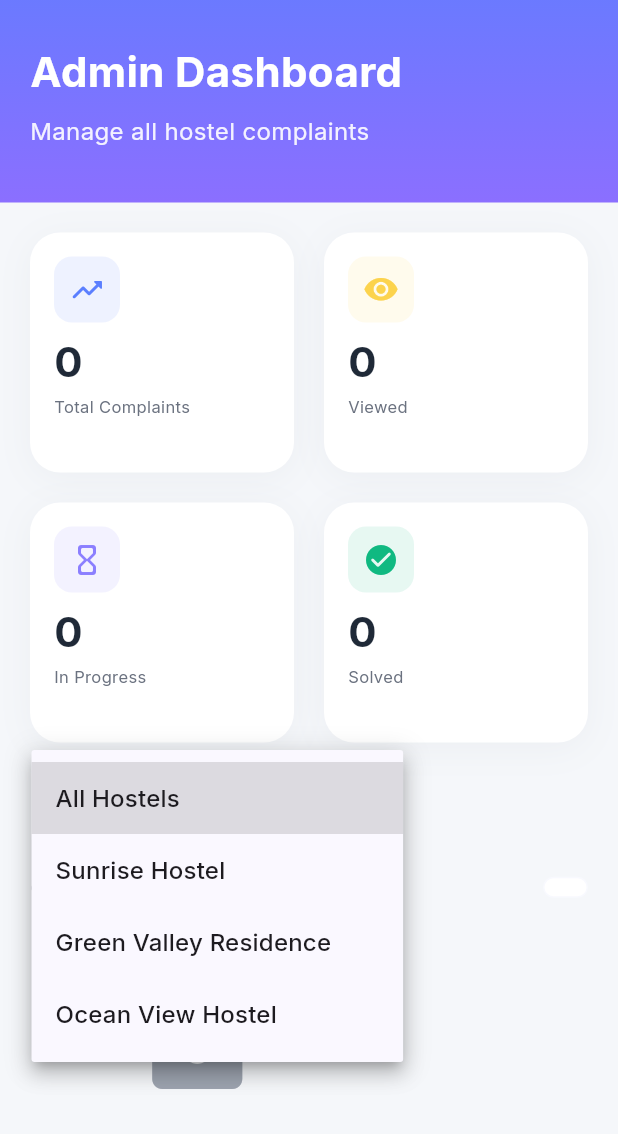
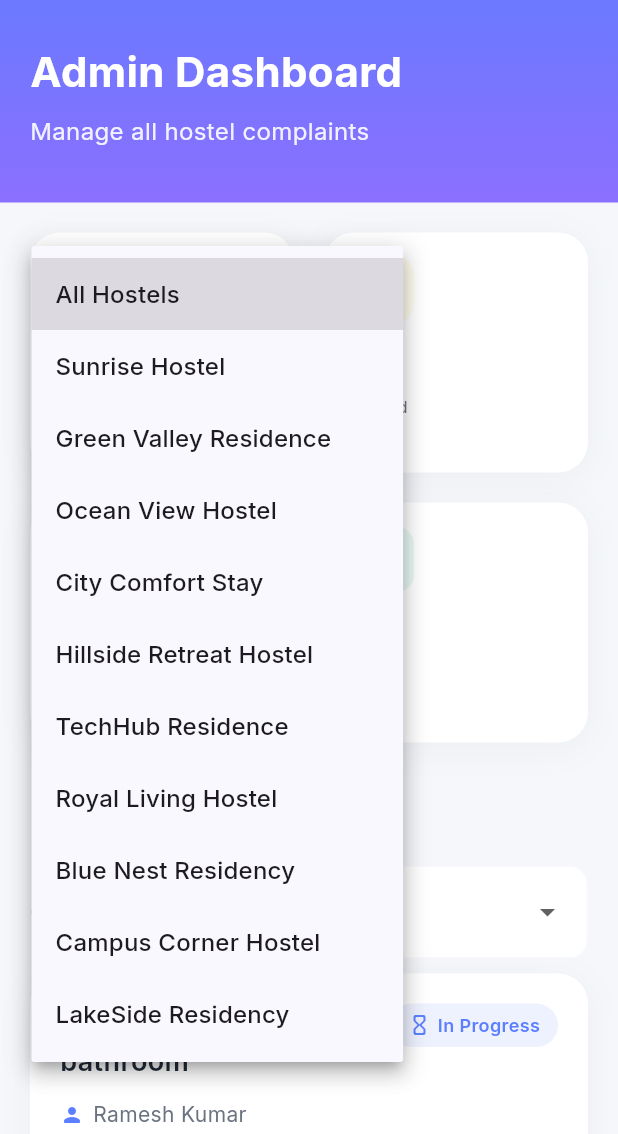
Before and after one commit to rushyendra28/HostelCare, a Flutter app: the AdminDashboardScreen screen opened directly, after a tap on "All Hostels", on a phone screen of 412 x 824 dp, the part 102-1236 px from its top. Run offline on Flutter 3.47's test engine with Material 3 defaults, Android fonts, the light colour scheme and no system bars; our stand-ins replace google_fonts, image_picker, shared_preferences, smooth_page_indicator; accounts and stored records are empty.

Commit message:
dummy data added

```diff
--- a/lib/data/hostel_data.dart
+++ b/lib/data/hostel_data.dart
@@ -32,4 +32,82 @@ List<Hostel> globalHostels = [
     amenities: ['Free WiFi', 'Meals', '24/7 Security'],
     isJoined: false,
   ),
+  Hostel(
+    id: '4',
+    name: 'City Comfort Stay',
+    location: 'Delhi',
+    rating: 4.6,
+    reviews: 310,
+    about: 'Comfortable rooms with premium security and modern facilities.',
+    amenities: [
+      'Free WiFi',
+      'Meals',
+      '24/7 Security',
+      'Laundry',
+      'Common Area',
+    ],
+    isJoined: false,
+  ),
+  Hostel(
+    id: '5',
+    name: 'Hillside Retreat Hostel',
+    location: 'Manali',
+    rating: 4.7,
+    reviews: 275,
+    about:
+        'Calm hillside stay offering peaceful ambience and scenic nature views.',
+    amenities: ['Free WiFi', '24/7 Security', 'Bonfire Area', 'Meals'],
+    isJoined: false,
+  ),
+  Hostel(
+    id: '6',
+    name: 'TechHub Residence',
+    location: 'Hyderabad',
+    rating: 4.4,
+    reviews: 198,
+    about:
+        'Affordable living space specially designed for students and IT professionals.',
+    amenities: ['Free WiFi', 'Meals', 'Laundry', 'Study Room'],
+    isJoined: false,
+  ),
+  Hostel(
+    id: '7',
+    name: 'Royal Living Hostel',
+    location: 'Pune',
+    rating: 4.5,
+    reviews: 322,
+    about: 'Premium stay with high-quality rooms and great food services.',
+    amenities: ['Free WiFi', 'Meals', '24/7 Security', 'Gym', 'Common Area'],
+    isJoined: false,
+  ),
+  Hostel(
+    id: '8',
+    name: 'Blue Nest Residency',
+    location: 'Chennai',
+    rating: 4.2,
+    reviews: 165,
+    about: 'Simple and clean living space offering all essential amenities.',
+    amenities: ['Free WiFi', 'Meals', '24/7 Security'],
+    isJoined: false,
+  ),
+  Hostel(
+    id: '9',
+    name: 'Campus Corner Hostel',
+    location: 'Kolkata',
+    rating: 4.4,
+    reviews: 288,
+    about: 'Popular student-focused hostel with strong community environment.',
+    amenities: ['Free WiFi', 'Meals', 'Common Area', '24/7 Security'],
+    isJoined: false,
+  ),
+  Hostel(
+    id: '10',
+    name: 'LakeSide Residency',
+    location: 'Udaipur',
+    rating: 4.6,
+    reviews: 201,
+    about: 'Beautiful hostel with lake views and comfortable accommodation.',
+    amenities: ['Free WiFi', 'Meals', '24/7 Security', 'Garden Area'],
+    isJoined: false,
+  ),
 ];
--- a/lib/screens/admin/admin_dashboard_screen.dart
+++ b/lib/screens/admin/admin_dashboard_screen.dart
@@ -6,7 +6,7 @@ import '../../models/hostel.dart';
 import '../../data/hostel_data.dart';
 import '../../widgets/complaint_card.dart';
 import 'admin_complaint_details_screen.dart';
-import '../hostel/add_hostel_screen.dart';
+import 'add_hostel_screen.dart';
 import '../../data/complaint_data.dart';
 import '../../extensions/complaint_sort_extension.dart';
 
@@ -20,34 +20,122 @@ class AdminDashboardScreen extends StatefulWidget {
 class _AdminDashboardScreenState extends State<AdminDashboardScreen> {
   String _selectedHostelId = "ALL";
 
-  // sample complaints + global
-  // final List<Complaint> _sampleComplaints = [
-  //   Complaint(
-  //     id: '1',
-  //     title: 'Water leakage in bathroom',
-  //     description: 'Bathroom ceiling leaks constantly.',
-  //     guestName: 'Ramesh Kumar',
-  //     roomNumber: '204',
-  //     submittedDate: DateTime(2025, 11, 12, 8, 30),
-  //     status: ComplaintStatus.inProgress,
-  //     photoUrl: null,
-  //     hostelId: "SAMPLE_H1",
-  //   ),
-  //   Complaint(
-  //     id: '2',
-  //     title: 'AC not working',
-  //     description: 'The AC is not cooling properly.',
-  //     guestName: 'Priya Sharma',
-  //     roomNumber: '301',
-  //     submittedDate: DateTime(2025, 11, 10, 19, 45),
-  //     status: ComplaintStatus.viewed,
-  //     photoUrl: null,
-  //     hostelId: "SAMPLE_H2",
-  //   ),
-  // ];
+  //sample complaints + global
+  final List<Complaint> _sampleComplaints = [
+    Complaint(
+      id: '1',
+      title: 'Water leakage in bathroom',
+      description: 'Bathroom ceiling leaks constantly.',
+      guestName: 'Ramesh Kumar',
+      roomNumber: '204',
+      submittedDate: DateTime(2025, 11, 12, 8, 30),
+      status: ComplaintStatus.inProgress,
+      photoUrl: null,
+      hostelId: "SAMPLE_H1",
+    ),
+    Complaint(
+      id: '2',
+      title: 'AC not working',
+      description: 'The AC is not cooling properly.',
+      guestName: 'Priya Sharma',
+      roomNumber: '301',
+      submittedDate: DateTime(2025, 11, 10, 19, 45),
+      status: ComplaintStatus.viewed,
+      photoUrl: null,
+      hostelId: "SAMPLE_H2",
+    ),
+    Complaint(
+      id: '3',
+      title: 'WiFi connectivity issue',
+      description: 'Internet disconnects frequently.',
+      guestName: 'Amit Verma',
+      roomNumber: '112',
+      submittedDate: DateTime(2025, 11, 9, 14, 10),
+      status: ComplaintStatus.solved,
+      photoUrl: null,
+      hostelId: "SAMPLE_H1",
+    ),
+    Complaint(
+      id: '4',
+      title: 'Broken bed frame',
+      description: 'The bed frame is loose and making noise.',
+      guestName: 'Sneha Reddy',
+      roomNumber: '405',
+      submittedDate: DateTime(2025, 11, 8, 18, 20),
+      status: ComplaintStatus.inProgress,
+      photoUrl: null,
+      hostelId: "SAMPLE_H3",
+    ),
+    Complaint(
+      id: '5',
+      title: 'Food quality issue',
+      description: 'Dinner quality has been poor for 3 days.',
+      guestName: 'Rahul Singh',
+      roomNumber: '102',
+      submittedDate: DateTime(2025, 11, 11, 12, 45),
+      status: ComplaintStatus.inProgress,
+      photoUrl: null,
+      hostelId: "SAMPLE_H1",
+    ),
+    Complaint(
+      id: '6',
+      title: 'Power socket not working',
+      description: 'Charging point is completely dead.',
+      guestName: 'Anjali Gupta',
+      roomNumber: '509',
+      submittedDate: DateTime(2025, 11, 7, 9, 50),
+      status: ComplaintStatus.viewed,
+      photoUrl: null,
+      hostelId: "SAMPLE_H2",
+    ),
+    Complaint(
+      id: '7',
+      title: 'Fan making noise',
+      description: 'Ceiling fan makes loud noise at night.',
+      guestName: 'Vikram Chauhan',
+      roomNumber: '318',
+      submittedDate: DateTime(2025, 11, 10, 21, 15),
+      status: ComplaintStatus.viewed,
+      photoUrl: null,
+      hostelId: "SAMPLE_H3",
+    ),
+    Complaint(
+      id: '8',
+      title: 'Bathrooms not cleaned',
+      description: 'Common washroom has not been cleaned today.',
+      guestName: 'Megha Nair',
+      roomNumber: 'G-12',
+      submittedDate: DateTime(2025, 11, 12, 7, 20),
+      status: ComplaintStatus.inProgress,
+      photoUrl: null,
+      hostelId: "SAMPLE_H4",
+    ),
+    Complaint(
+      id: '9',
+      title: 'Room door jammed',
+      description: 'Door gets stuck and is hard to open.',
+      guestName: 'Karan Mehta',
+      roomNumber: '207',
+      submittedDate: DateTime(2025, 11, 6, 15, 40),
+      status: ComplaintStatus.solved,
+      photoUrl: null,
+      hostelId: "SAMPLE_H2",
+    ),
+    Complaint(
+      id: '10',
+      title: 'Mattress is uncomfortable',
+      description: 'The mattress has sunk in the middle.',
+      guestName: 'Divya Chauhan',
+      roomNumber: '412',
+      submittedDate: DateTime(2025, 11, 5, 11, 10),
+      status: ComplaintStatus.viewed,
+      photoUrl: null,
+      hostelId: "SAMPLE_H1",
+    ),
+  ];
 
   List<Complaint> get _allComplaints => [
-    // ..._sampleComplaints,
+    ..._sampleComplaints,
     ...globalComplaints,
   ];
 
@@ -306,26 +394,26 @@ class _AdminDashboardScreenState extends State<AdminDashboardScreen> {
                           borderRadius: BorderRadius.circular(12),
                           border: Border.all(color: AppColors.cardBackground),
                         ),
-                        // child: DropdownButtonHideUnderline(
-                        //   child: DropdownButton<String>(
-                        //     value: _selectedHostelId,
-                        //     items: [
-                        //       const DropdownMenuItem(
-                        //         value: "ALL",
-                        //         child: Text("All Hostels"),
-                        //       ),
-                        //       ...globalHostels.map(
-                        //         (hostel) => DropdownMenuItem(
-                        //           value: hostel.id,
-                        //           child: Text(hostel.name),
-                        //         ),
-                        //       ),
-                        //     ],
-                        //     onChanged: (value) {
-                        //       setState(() => _selectedHostelId = value!);
-                        //     },
-                        //   ),
-                        // ),
+                        child: DropdownButtonHideUnderline(
+                          child: DropdownButton<String>(
+                            value: _selectedHostelId,
+                            items: [
+                              const DropdownMenuItem(
+                                value: "ALL",
+                                child: Text("All Hostels"),
+                              ),
+                              ...globalHostels.map(
+                                (hostel) => DropdownMenuItem(
+                                  value: hostel.id,
+                                  child: Text(hostel.name),
+                                ),
+                              ),
+                            ],
+                            onChanged: (value) {
+                              setState(() => _selectedHostelId = value!);
+                            },
+                          ),
+                        ),
                       ),
                     ],
                   ),
--- a/lib/screens/hostel/hostel_selection_screen.dart
+++ b/lib/screens/hostel/hostel_selection_screen.dart
@@ -7,7 +7,7 @@ import '../../widgets/hostel_card.dart';
 import '../../widgets/custom_text_field.dart';
 import 'hostel_details_screen.dart';
 import '../menu/menu_drawer.dart';
-import 'add_hostel_screen.dart';
+import '../admin/add_hostel_screen.dart';
 
 class HostelSelectionScreen extends StatefulWidget {
   final String searchQuery;
--- a/lib/widgets/hostel_card.dart
+++ b/lib/widgets/hostel_card.dart
@@ -84,28 +84,28 @@ class HostelCard extends StatelessWidget {
             const SizedBox(height: 12),
 
             // RATING
-            // Row(
-            //   children: [
-            //     const Icon(
-            //       Icons.star_rounded,
-            //       color: Color(0xFFFFC107),
-            //       size: 20,
-            //     ),
-            //     const SizedBox(width: 4),
-            //     Text(
-            //       hostel.rating.toStringAsFixed(1),
-            //       style: AppStyles.body1.copyWith(
-            //         fontWeight: FontWeight.w600,
-            //         color: AppColors.textDark,
-            //       ),
-            //     ),
-            //     const SizedBox(width: 16),
-            //     Text(
-            //       "${hostel.reviews} reviews",
-            //       style: AppStyles.body2.copyWith(color: AppColors.textGray),
-            //     ),
-            //   ],
-            // ),
+            Row(
+              children: [
+                const Icon(
+                  Icons.star_rounded,
+                  color: Color(0xFFFFC107),
+                  size: 20,
+                ),
+                const SizedBox(width: 4),
+                Text(
+                  hostel.rating.toStringAsFixed(1),
+                  style: AppStyles.body1.copyWith(
+                    fontWeight: FontWeight.w600,
+                    color: AppColors.textDark,
+                  ),
+                ),
+                const SizedBox(width: 16),
+                Text(
+                  "${hostel.reviews} reviews",
+                  style: AppStyles.body2.copyWith(color: AppColors.textGray),
+                ),
+              ],
+            ),
 
             // RED "EXIT TO JOIN" MESSAGE
             if (showExitMessage && !isJoined) ...[
```
Also changed, not shown: lib/screens/admin/add_hostel_screen.dart (renamed from lib/screens/hostel/add_hostel_screen.dart).
